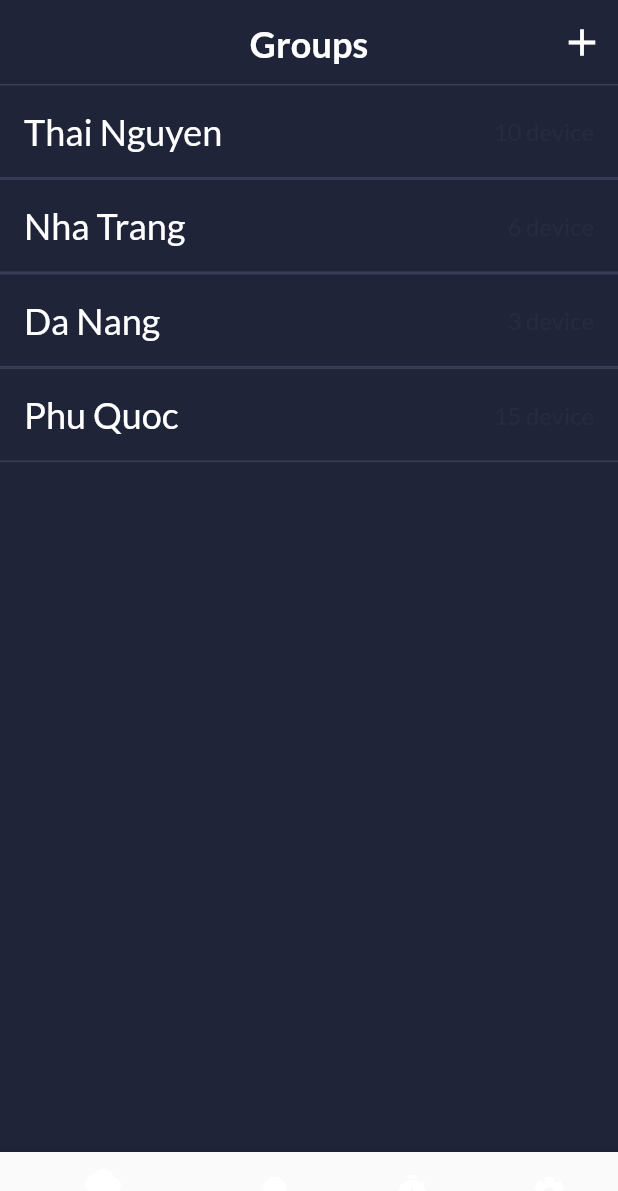
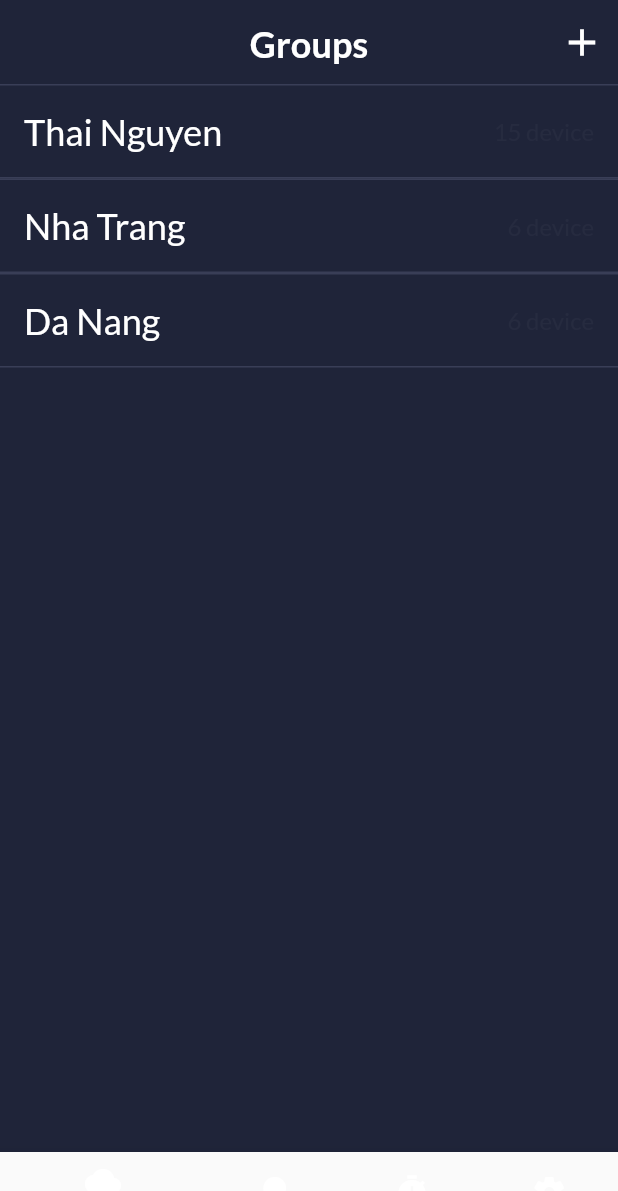
Before and after one commit to nawnguyen/remote-switcher, a Flutter app: the screen it shows after launch, after a tap on an icon or button, on a phone screen of 412 x 824 dp. Shown: the top 1191 px of the screen. Run offline on Flutter 3.47's test engine with Material 2 defaults, Android fonts, the light colour scheme and no system bars; our stand-ins replace dartz, dio, freezed_annotation, go_router, google_fonts, hive_flutter and 2 more; accounts and stored records are empty; network calls fail.

Commit message:
feat: add data group page

```diff
--- a/lib/features/core/application/routes/route_notifier.dart
+++ b/lib/features/core/application/routes/route_notifier.dart
@@ -56,7 +56,7 @@ class RouterNotifier extends ChangeNotifier {
       GoRoute(
         name: RouteNames.groupsPageNameRoute,
         path: RouteNames.groupsRoute,
-        builder: (context, state) => const GroupsPage(),
+        builder: (context, state) => GroupsPage(),
         parentNavigatorKey: _shellNavigatorKey,
       ),
     ];
--- a/lib/features/group/presentation/groups_page.dart
+++ b/lib/features/group/presentation/groups_page.dart
@@ -1,12 +1,17 @@
 import 'package:flutter/material.dart';
 
 class GroupsPage extends StatelessWidget {
-  const GroupsPage({Key? key});
+  GroupsPage({Key? key});
+
+  final List<GroupTileModel> listGroup = [
+    const GroupTileModel(title: 'Thai Nguyen', deviceCount: 15),
+    const GroupTileModel(title: 'Nha Trang', deviceCount: 6),
+    const GroupTileModel(title: 'Da Nang', deviceCount: 6),
+  ];
 
   @override
   Widget build(BuildContext context) {
-    List<String> dataList = ['Row 1', 'Row 2']; // Sample data for the list
-
+    // listGroup.add(const GroupTileModel(title: 'a', deviceCount: 71));
     return Scaffold(
       backgroundColor: const Color(0xFF1F2439),
       appBar: AppBar(
@@ -111,21 +116,21 @@ class GroupsPage extends StatelessWidget {
         ],
       ),
       body: ListView.builder(
-        itemCount: 1,
+        itemCount: listGroup.length,
         itemBuilder: (context, index) {
-          return const Column(
-            children: [
-              GroupTile(title: 'Thai Nguyen', deviceCount: 10),
-              GroupTile(title: 'Nha Trang', deviceCount: 6),
-              GroupTile(title: 'Da Nang', deviceCount: 3),
-              GroupTile(title: 'Phu Quoc', deviceCount: 15),
-            ],
-          );
+          return GroupTile(title: listGroup[index].title,deviceCount: listGroup[index].deviceCount);
         },
       ),
     );
   }
 }
+
+class GroupTileModel {
+  const GroupTileModel({required this.title, required this.deviceCount});
+  final String title;
+  final int deviceCount;
+}
+
 class GroupTile extends StatelessWidget {
   const GroupTile({required this.title, required this.deviceCount});
   final String title;
```
